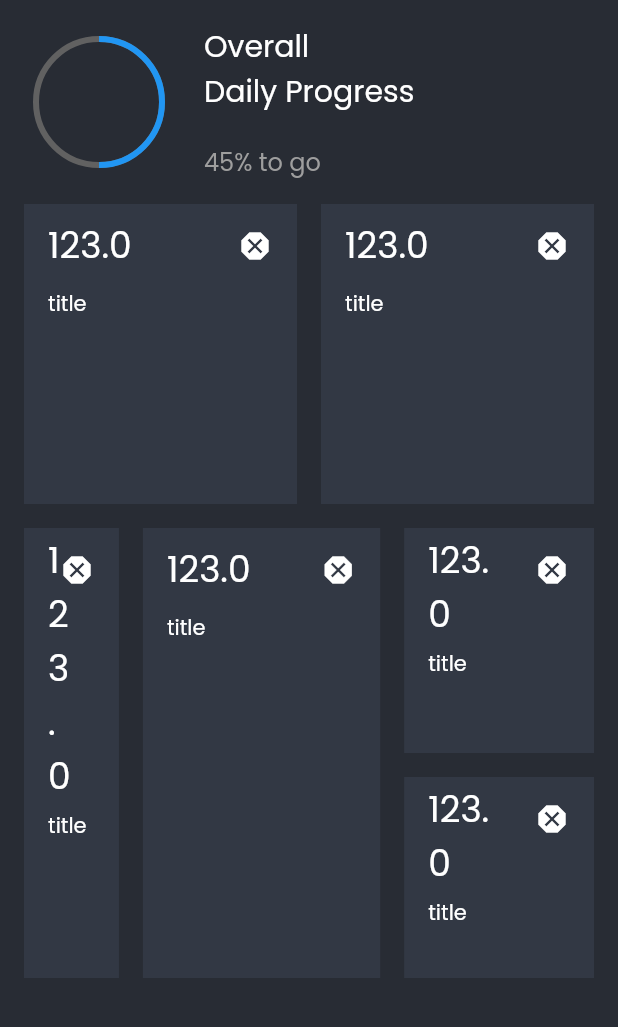
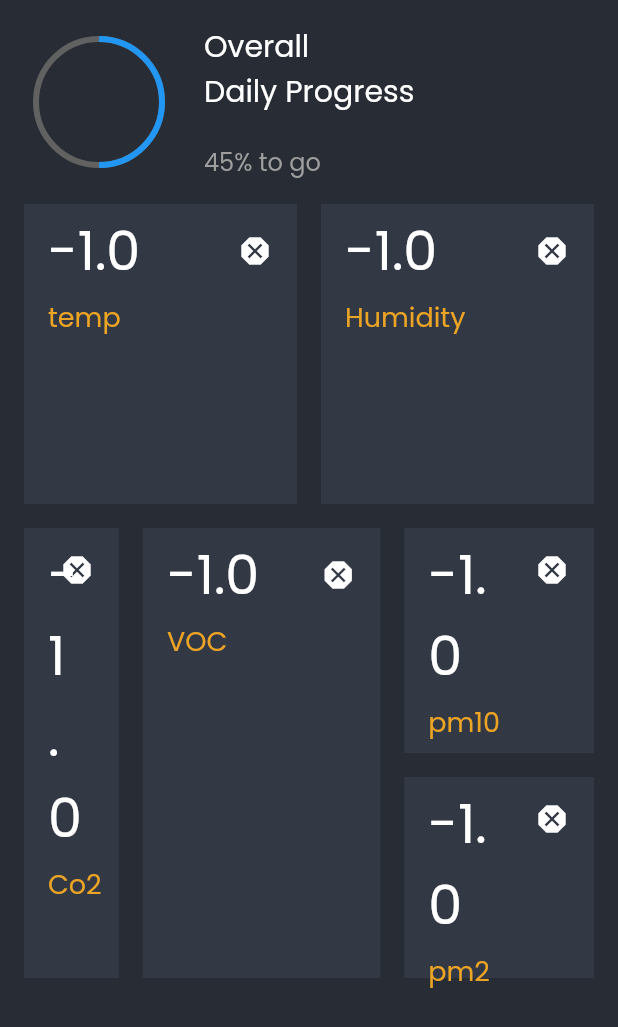
Before and after one commit to baldwinIV/robot_frontend, a Flutter app: the Dashboard screen opened directly, on a phone screen of 412 x 824 dp. Shown: the top 1027 px of the screen. Run offline on Flutter 3.47's test engine with Material 2 defaults, Android fonts, the phone set to English and light mode, and no system bars; our stand-ins replace google_fonts; missing offline and left inert: mqtt_client; project files that could hold a hidden picture were left out.

Commit message:
json파일을 파싱해서 dashboard에 출력

```diff
--- a/lib/main.dart
+++ b/lib/main.dart
@@ -18,7 +18,7 @@ class MyApp extends StatelessWidget {
           ChangeNotifierProvider(
               create: (context) => SwitchProvider('default')),
           ChangeNotifierProvider(create: (context) => MqttProvider('/test')),
-          ChangeNotifierProvider(create: (context) => LogProvider())
+          ChangeNotifierProvider(create: (context) => LogProvider()),
         ],
         child: MaterialApp(
           title: 'mainpagedefault',
--- a/lib/menu_widget/Dashboard.dart
+++ b/lib/menu_widget/Dashboard.dart
@@ -4,6 +4,7 @@ import 'package:provider/provider.dart';
 import 'package:flutter/material.dart';
 import 'package:robot_frontend/menu_widget/SensorMqtt.dart';
 import 'package:mqtt_client/mqtt_browser_client.dart';
+import 'package:robot_frontend/providers/MqttProvider.dart';
 // import 'package:font_awesome_flutter/font_awesome_flutter.dart';
 
 class Dashboard extends StatelessWidget {
@@ -21,7 +22,8 @@ class Dashboard extends StatelessWidget {
   }
 
   Widget body(BuildContext context) {
-    return SingleChildScrollView(
+    return Consumer<MqttProvider>(
+        builder: (context, mqttProvider, child) => SingleChildScrollView(
               scrollDirection: Axis.vertical,
               padding: const EdgeInsets.all(16.0),
               child: Column(
@@ -30,33 +32,37 @@ class Dashboard extends StatelessWidget {
                   const SizedBox(height: 16.0),
                   Row(
                     children: <Widget>[
-              Expanded(flex: 5, child: _infobox(context, 200, "title", 123)),
+                      Expanded(
+                          flex: 5, child: _infobox(context, 200, "temp", mqttProvider.gettemp_24().main.hour1)),
                       const SizedBox(width: 16.0),
-              Expanded(flex: 5, child: _infobox(context, 200, "title", 123)),
+                      Expanded(
+                          flex: 5, child: _infobox(context, 200, "Humidity", mqttProvider.gethum_24().main.hour1)),
                     ],
                   ),
                   const SizedBox(height: 16.0),
                   Row(
                     crossAxisAlignment: CrossAxisAlignment.start,
                     children: <Widget>[
-              Expanded(flex: 2, child: _infobox(context, 300, "title", 123)),
+                      Expanded(
+                          flex: 2, child: _infobox(context, 300, "Co2", mqttProvider.getCO2_24().main.hour1)),
                       const SizedBox(width: 16.0),
-              Expanded(flex: 5, child: _infobox(context, 300, "title", 123)),
+                      Expanded(
+                          flex: 5, child: _infobox(context, 300, "VOC", mqttProvider.getVOC_24().main.hour1)),
                       const SizedBox(width: 16.0),
                       Expanded(
                           flex: 4,
                           child: Column(
                             children: <Widget>[
-                      _infobox(context, 150, "title", 123),
+                              _infobox(context, 150, "pm10", mqttProvider.getpm10_24().main.hour1),
                               const SizedBox(height: 16.0),
-                      _infobox(context, 134, "title", 123),
+                              _infobox(context, 134, "pm2", mqttProvider.getpm2_24().main.hour1),
                             ],
                           )),
                     ],
                   ),
                 ],
               ),
-    );
+            ));
   }
 
   Widget _infobox(
@@ -72,7 +78,7 @@ class Dashboard extends StatelessWidget {
               _info.toString(),
               style: Theme.of(context).textTheme.display1!.copyWith(
                     color: Colors.white,
-                    fontSize: 24.0,
+                    fontSize: 36.0,
                   ),
             ),
             trailing: Icon(
@@ -84,7 +90,10 @@ class Dashboard extends StatelessWidget {
             padding: const EdgeInsets.only(left: 16.0),
             child: Text(
               _title,
-              style: whiteText,
+              style: Theme.of(context).textTheme.display1!.copyWith(
+                color: Color(0xffECA425),
+                fontSize: 18.0,
+              ),
             ),
           )
         ],
@@ -93,7 +102,8 @@ class Dashboard extends StatelessWidget {
   }
 
   Widget _buildHeader() {
-    return Row(
+    return Consumer<MqttProvider>(
+        builder: (context, mqttProvider, child) => Row(
               children: <Widget>[
                 Container(
                   height: 100,
@@ -123,6 +133,6 @@ class Dashboard extends StatelessWidget {
                   ),
                 )
               ],
-    );
+            ));
   }
 }
--- a/lib/providers/MqttProvider.dart
+++ b/lib/providers/MqttProvider.dart
@@ -1,12 +1,40 @@
 import 'package:flutter/cupertino.dart';
 import 'package:mqtt_client/mqtt_browser_client.dart';
 import 'dart:collection';
+import 'dart:convert';
+import 'package:robot_frontend/providers/data_from_client.dart';
 
 class MqttProvider with ChangeNotifier {
   MqttBrowserClient? _mqttClient;
   String _topic;
   String _mqttHostName = "ws://test.mosquitto.org";
   String _mqttPort = "8080";
+
+  DataFromClient _temp_24 = DataFromClient(1, "default");
+  DataFromClient gettemp_24() => _temp_24;
+  DataFromClient _temp_7 = DataFromClient(1, "default");
+  DataFromClient gettemp_7() => _temp_7;
+  DataFromClient _hum_24 = DataFromClient(1, "default");
+  DataFromClient gethum_24() => _hum_24;
+  DataFromClient _hum_7 = DataFromClient(1, "default");
+  DataFromClient gethum_7() => _hum_7;
+  DataFromClient _CO2_24 = DataFromClient(1, "default");
+  DataFromClient getCO2_24() => _CO2_24;
+  DataFromClient _CO2_7 = DataFromClient(1, "default");
+  DataFromClient getCO2_7() => _CO2_7;
+  DataFromClient _VOC_24 = DataFromClient(1, "default");
+  DataFromClient getVOC_24() => _VOC_24;
+  DataFromClient _VOC_7 = DataFromClient(1, "default");
+  DataFromClient getVOC_7() => _VOC_7;
+  DataFromClient _pm10_24 = DataFromClient(1, "default");
+  DataFromClient getpm10_24() => _pm10_24;
+  DataFromClient _pm10_7 = DataFromClient(1, "default");
+  DataFromClient getpm10_7() => _pm10_7;
+  DataFromClient _pm2_24 = DataFromClient(1, "default");
+  DataFromClient getpm2_24() => _pm2_24;
+  DataFromClient _pm2_7 = DataFromClient(1, "default");
+  DataFromClient getpm2_7() => _pm2_7;
+
   var hostController = TextEditingController();
   var portController = TextEditingController();
   var topicController = TextEditingController();
@@ -49,6 +77,60 @@ class MqttProvider with ChangeNotifier {
     notifyListeners();
   }
 
+  void manage24hours(String data24hours) {
+    Map<String, dynamic> jsonData = jsonDecode(data24hours);
+    if (jsonData['type'] == "temp") {
+      print("12");
+      _temp_24 = DataFromClient.fromJson(jsonData);
+    } else if (jsonData['type'] == "hum") {
+      print("1");
+      _hum_24 = DataFromClient.fromJson(jsonData);
+    } else if (jsonData['type'] == "co2") {
+      print("1");
+      _CO2_24 = DataFromClient.fromJson(jsonData);
+    } else if (jsonData['type'] == "voc") {
+      print("1");
+      _VOC_24 = DataFromClient.fromJson(jsonData);
+    } else if (jsonData['type'] == "pm10") {
+      print("1");
+      _pm10_24 = DataFromClient.fromJson(jsonData);
+    } else if (jsonData['type'] == "pm2") {
+      print("1");
+      _pm2_24 = DataFromClient.fromJson(jsonData);
+    }
+
+    notifyListeners();
+  }
+
+  void manage7days(String data7days) {
+    Map<String, dynamic> jsonData = jsonDecode(data7days);
+    if (jsonData['type'] == "temp") {
+      _temp_7 = DataFromClient.fromJson(jsonData);
+    } else if (jsonData['type'] == "hum") {
+      _hum_7 = DataFromClient.fromJson(jsonData);
+    } else if (jsonData['type'] == "co2") {
+      _CO2_7 = DataFromClient.fromJson(jsonData);
+    } else if (jsonData['type'] == "voc") {
+      _VOC_7 = DataFromClient.fromJson(jsonData);
+    } else if (jsonData['type'] == "pm10") {
+      _pm10_7 = DataFromClient.fromJson(jsonData);
+    } else if (jsonData['type'] == "pm2") {
+      _pm2_7 = DataFromClient.fromJson(jsonData);
+    }
+
+    notifyListeners();
+  }
+
+  // void manageImage(String imageAnswer) {
+  //   _imageAnswer = imageAnswer;
+  //   notifyListeners();
+  // }
+
+  // void manage24hoursdata(String imageAnswer) {
+  //   _imageAnswer = imageAnswer;
+  //   notifyListeners();
+  // }
+
   void manageMqttClient(MqttBrowserClient mqttClient) {
     _mqttClient = mqttClient;
     notifyListeners();
```
Also changed, not shown: lib/menu_widget/SensorMqtt.dart (+17 -1 lines), lib/providers/data_from_client.dart (added, +148 -0 lines). Lines whose indentation alone changed are shown as unchanged.
